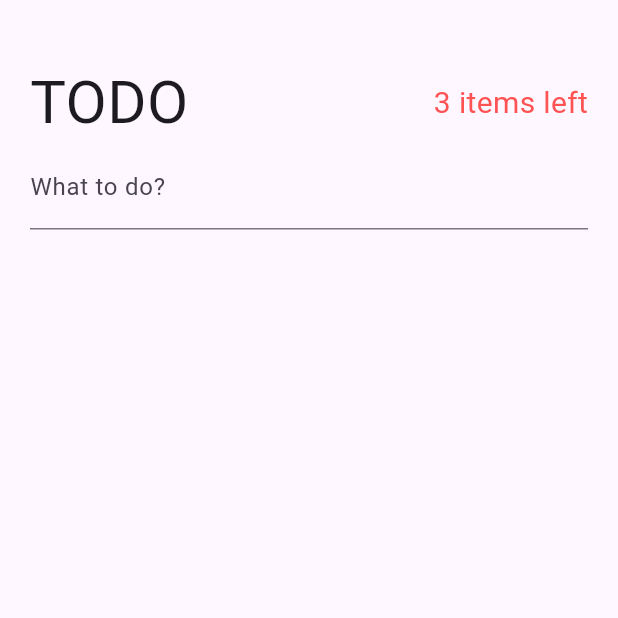
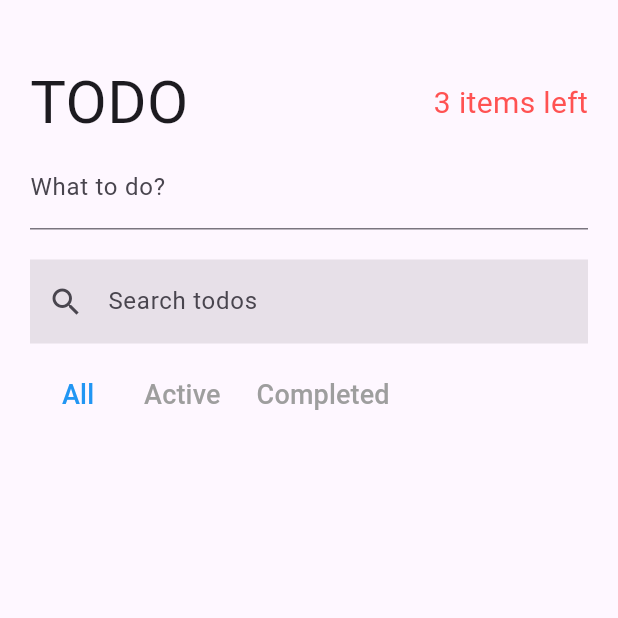
Before and after one commit to UildsonSantos/todo_app, a Flutter app: the screen it shows after launch, on a phone screen of 412 x 824 dp, the top half of it. Run offline on Flutter 3.47's test engine with Material 3 defaults, Android fonts, the phone set to English and light mode, and no system bars; our stand-ins replace equatable.

Commit message:
ShowAndFilterTodo widget

```diff
--- a/lib/pages/todos_pages.dart
+++ b/lib/pages/todos_pages.dart
@@ -1,5 +1,6 @@
 import 'package:flutter/material.dart';
 import 'package:provider/provider.dart';
+import 'package:todo_provider/models/todo_model.dart';
 import 'package:todo_provider/providers/providers.dart';
 
 class TodosPage extends StatefulWidget {
@@ -24,6 +25,8 @@ class _TodosPageState extends State<TodosPage> {
               children: [
                 TodoHeader(),
                 CreateTodo(),
+                SizedBox(height: 20.0),
+                SearchAndFilterTodo(),
               ],
             ),
           ),
@@ -84,3 +87,59 @@ class _CreateTodoState extends State<CreateTodo> {
     );
   }
 }
+
+class SearchAndFilterTodo extends StatelessWidget {
+  const SearchAndFilterTodo({super.key});
+
+  @override
+  Widget build(BuildContext context) {
+    return Column(
+      children: [
+        TextField(
+          decoration: const InputDecoration(
+              labelText: 'Search todos',
+              border: InputBorder.none,
+              filled: true,
+              prefixIcon: Icon(Icons.search)),
+          onChanged: (String? newSearchTerm) {
+            if (newSearchTerm != null) {
+              context.read<TodoSearch>().setSearchTerm(newSearchTerm);
+            }
+          },
+        ),
+        const SizedBox(height: 10.0),
+        Row(
+          children: [
+            filterButton(context, Filter.all),
+            filterButton(context, Filter.active),
+            filterButton(context, Filter.completed),
+          ],
+        )
+      ],
+    );
+  }
+
+  TextButton filterButton(BuildContext context, Filter filter) {
+    return TextButton(
+      onPressed: () {
+        context.read<TodoFilter>().changeFilter(filter);
+      },
+      child: Text(
+        filter == Filter.all
+            ? 'All'
+            : filter == Filter.active
+                ? 'Active'
+                : 'Completed',
+        style: TextStyle(
+          fontSize: 18.0,
+          color: textColor(context, filter),
+        ),
+      ),
+    );
+  }
+
+  Color textColor(BuildContext context, Filter filter) {
+    final currentFilter = context.watch<TodoFilter>().state.filter;
+    return currentFilter == filter ? Colors.blue : Colors.grey;
+  }
+}
```
